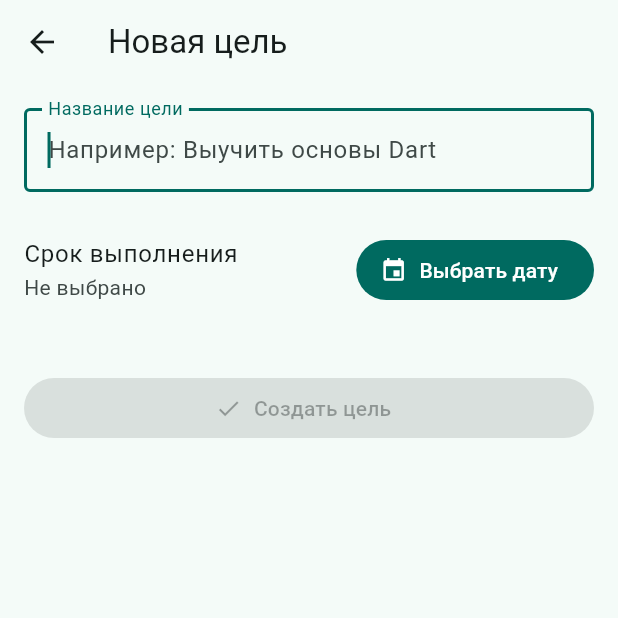
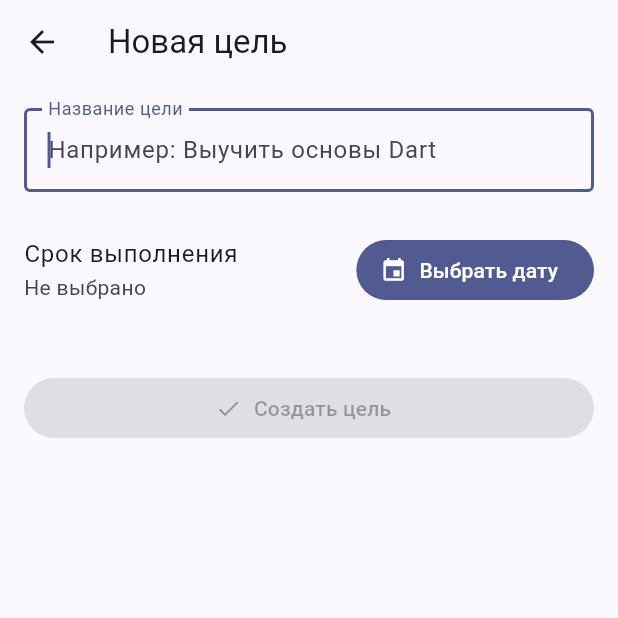
Before and after one commit to Andrew-Savin-msk/prac7, a Flutter app: the screen it shows after launch, after a tap on "Новая цель", on a phone screen of 412 x 824 dp, the top half of it. Run offline on Flutter 3.47's test engine with Material 3 defaults, Android fonts, the phone set to English and light mode, and no system bars; our stand-ins replace cached_network_image, go_router; network calls fail.

Commit message:
used MaterialApp.router

```diff
--- a/lib/main.dart
+++ b/lib/main.dart
@@ -1,22 +1,24 @@
 import 'package:flutter/material.dart';
-import 'features/goals/screens/goals_list_screen.dart';
+import 'features/goals/services/goal_service.dart';
+import 'features/goals/app_router.dart';
 
 void main() {
-  runApp(const GoalManagerApp());
+  final goalService = GoalService(); // единый инстанс сервиса
+  runApp(MyApp(goalService: goalService));
 }
 
-class GoalManagerApp extends StatelessWidget {
-  const GoalManagerApp({super.key});
+class MyApp extends StatelessWidget {
+  final GoalService goalService;
+  const MyApp({super.key, required this.goalService});
 
   @override
   Widget build(BuildContext context) {
-    return MaterialApp(
-      title: 'Менеджер целей',
-      theme: ThemeData(
-        colorScheme: ColorScheme.fromSeed(seedColor: Colors.teal),
-        useMaterial3: true,
-      ),
-      home: const GoalsListScreen(),
+    final router = buildRouter(goalService); // см. app_router.dart
+    return MaterialApp.router(
+      debugShowCheckedModeBanner: false,
+      title: 'Goals',
+      theme: ThemeData(useMaterial3: true, colorSchemeSeed: Colors.indigo),
+      routerConfig: router, // <-- ключевая строка
     );
   }
 }
```
